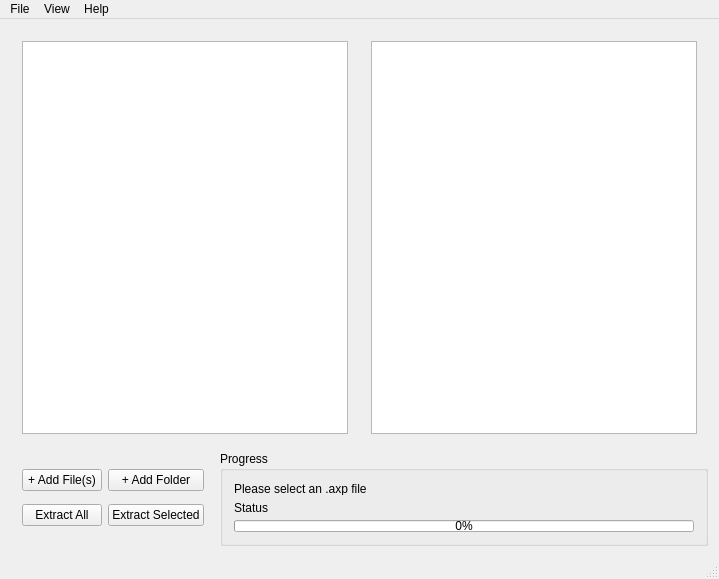
This is src/MainWindow.ui in HadesD/AxpFileManager as Qt 5 draws it before an edit. The edited form follows.
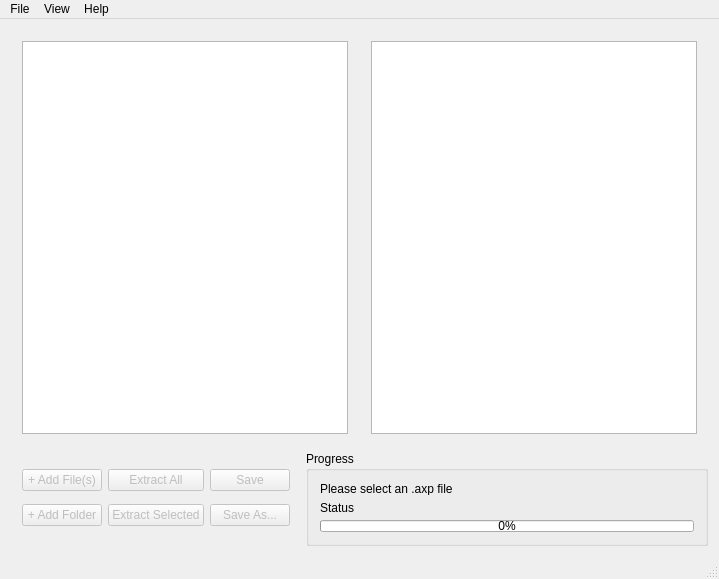
This is the edited form. Custom widgets are drawn as their Qt base class.

Diff of the .ui file:
```diff
--- a/src/MainWindow.ui
+++ b/src/MainWindow.ui
@@ -111,33 +111,68 @@
         <widget class="QFrame" name="gridFrame">
          <layout class="QGridLayout" name="gridLayout_2">
           <item row="0" column="0">
-           <widget class="QPushButton" name="pushButton">
+           <widget class="QPushButton" name="addFileBtn">
+            <property name="enabled">
+             <bool>false</bool>
+            </property>
             <property name="text">
              <string>+ Add File(s)</string>
             </property>
            </widget>
           </item>
-          <item row="1" column="0">
-           <widget class="QPushButton" name="pushButton_2">
-            <property name="text">
-             <string>Extract All</string>
-            </property>
-           </widget>
-          </item>
           <item row="0" column="1">
-           <widget class="QPushButton" name="pushButton_3">
+           <widget class="QPushButton" name="extractAllBtn">
+            <property name="enabled">
+             <bool>false</bool>
+            </property>
+            <property name="text">
+             <string>Extract All</string>
+            </property>
+           </widget>
+          </item>
+          <item row="1" column="0">
+           <widget class="QPushButton" name="addFolderBtn">
+            <property name="enabled">
+             <bool>false</bool>
+            </property>
             <property name="text">
              <string>+ Add Folder</string>
             </property>
            </widget>
           </item>
           <item row="1" column="1">
-           <widget class="QPushButton" name="pushButton_4">
+           <widget class="QPushButton" name="extractSelectedBtn">
+            <property name="enabled">
+             <bool>false</bool>
+            </property>
+            <property name="toolTip">
+             <string>&lt;html&gt;&lt;head/&gt;&lt;body&gt;&lt;p&gt;Right-Click to file(s) or folder(s) on right-tab to extract them.&lt;/p&gt;&lt;/body&gt;&lt;/html&gt;</string>
+            </property>
             <property name="text">
              <string>Extract Selected</string>
             </property>
            </widget>
           </item>
+          <item row="0" column="2">
+           <widget class="QPushButton" name="saveBtn">
+            <property name="enabled">
+             <bool>false</bool>
+            </property>
+            <property name="text">
+             <string>Save</string>
+            </property>
+           </widget>
+          </item>
+          <item row="1" column="2">
+           <widget class="QPushButton" name="saveAsBtn">
+            <property name="enabled">
+             <bool>false</bool>
+            </property>
+            <property name="text">
+             <string>Save As...</string>
+            </property>
+           </widget>
+          </item>
          </layout>
         </widget>
        </item>
```
